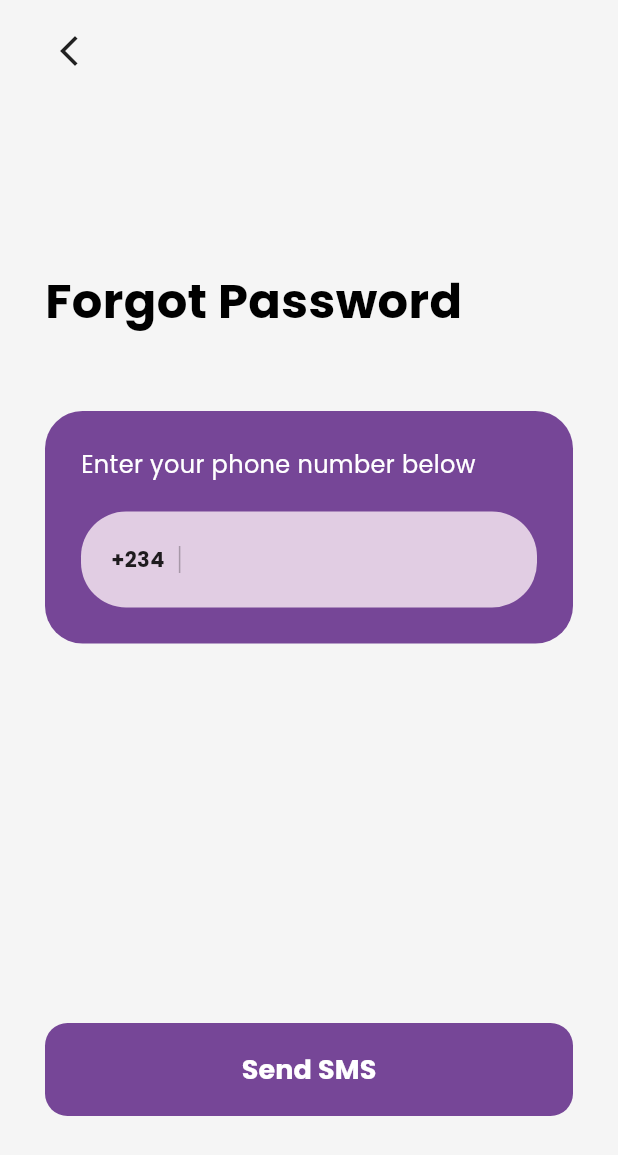
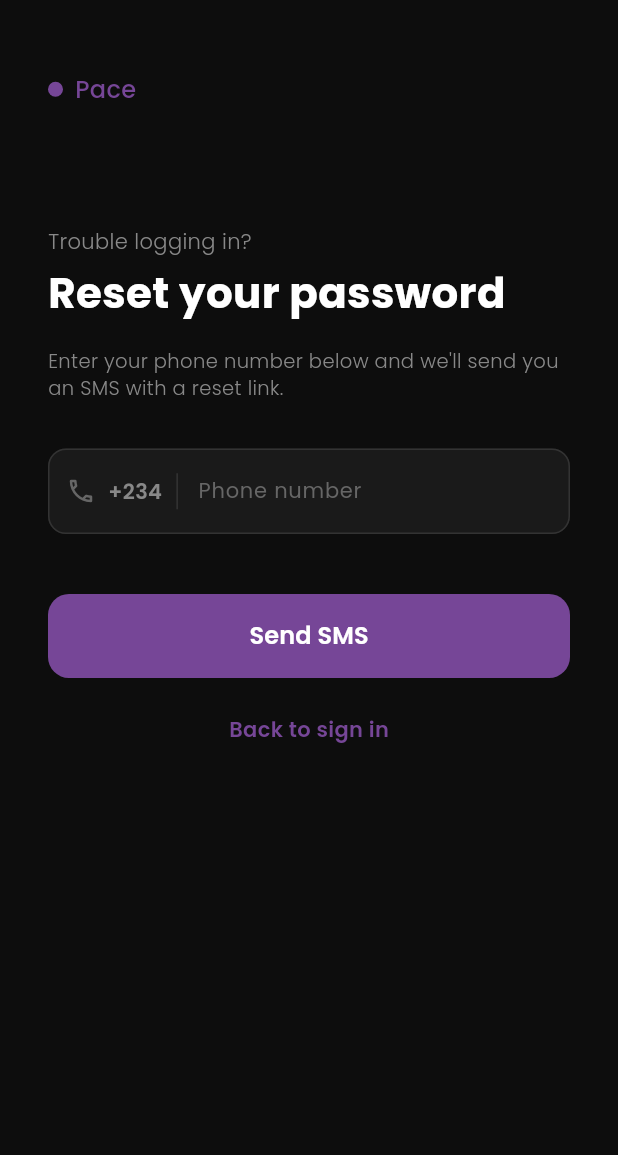
Before and after one commit to Chdimma/pace, a Flutter app: the ForgotPasswordPage screen opened directly, on a phone screen of 412 x 824 dp. Shown: the top 1155 px of the screen. Run offline on Flutter 3.47's test engine with Material 3 defaults, Android fonts, the phone set to English and light mode, and no system bars; our stand-ins replace flutter_secure_storage, google_fonts; accounts and stored records are empty.

Commit message:
save all the changes

```diff
--- a/lib/forgot_password_page.dart
+++ b/lib/forgot_password_page.dart
@@ -9,121 +9,218 @@ class ForgotPasswordPage extends StatefulWidget {
 }
 
 class _ForgotPasswordPageState extends State<ForgotPasswordPage> {
+  final TextEditingController _phoneController = TextEditingController();
+  bool _isSubmitting = false;
+  bool _phoneFieldFocused = false;
+
+  @override
+  void dispose() {
+    _phoneController.dispose();
+    super.dispose();
+  }
+
   @override
   Widget build(BuildContext context) {
     return Scaffold(
-      backgroundColor: const Color(0xFFF5F5F5), // Light grey background
+      backgroundColor: const Color(0xFF0D0D0D),
       body: SafeArea(
-        child: Padding(
-          padding: const EdgeInsets.symmetric(horizontal: 30.0),
+        child: SingleChildScrollView(
+          padding: const EdgeInsets.symmetric(horizontal: 32),
           child: Column(
             crossAxisAlignment: CrossAxisAlignment.start,
             children: [
-              const SizedBox(height: 10),
-              // Back arrow icon
-              IconButton(
-                padding: EdgeInsets.zero,
-                alignment: Alignment.centerLeft,
-                icon: const Icon(Icons.arrow_back_ios_new, color: Colors.black87),
-                onPressed: () => Navigator.of(context).pop(),
-              ),
-              const SizedBox(height: 120),
-              // "Forgot Password" title
-              Text(
-                'Forgot Password',
-                style: GoogleFonts.poppins(
-                  fontSize: 32,
-                  fontWeight: FontWeight.bold,
-                  color: const Color(0xFF000000),
+              const SizedBox(height: 48),
+              // Brand wordmark
+              Row(
+                children: [
+                  Container(
+                    width: 10,
+                    height: 10,
+                    decoration: const BoxDecoration(
+                      shape: BoxShape.circle,
+                      color: Color(0xFF764697),
                     ),
                   ),
-              const SizedBox(height: 50),
-              // Central Purple Card
-              Container(
-                width: double.infinity,
-                padding: const EdgeInsets.all(24.0),
-                decoration: BoxDecoration(
-                  color: const Color(0xFF764697), // Purple background
-                  borderRadius: BorderRadius.circular(25),
+                  const SizedBox(width: 8),
+                  Text(
+                    'Pace',
+                    style: GoogleFonts.poppins(
+                      fontSize: 16,
+                      fontWeight: FontWeight.w500,
+                      color: const Color(0xFF764697),
                     ),
-                child: Column(
-                  crossAxisAlignment: CrossAxisAlignment.start,
-                  children: [
+                  ),
+                ],
+              ),
+              const SizedBox(height: 80),
+              // Subtitle
               Text(
-                      'Enter your phone number below',
+                'Trouble logging in?',
+                style: GoogleFonts.poppins(
+                  fontSize: 14,
+                  fontWeight: FontWeight.w300,
+                  color: const Color(0xFF888888),
+                ),
+              ),
+              const SizedBox(height: 4),
+              // Headline
+              Text(
+                'Reset your password',
+                style: GoogleFonts.poppins(
+                  fontSize: 28,
+                  fontWeight: FontWeight.bold,
+                  color: Colors.white,
+                ),
+              ),
+              const SizedBox(height: 16),
+              // Description
+              Text(
+                'Enter your phone number below and we\'ll send you an SMS with a reset link.',
+                style: GoogleFonts.poppins(
+                  fontSize: 13,
+                  fontWeight: FontWeight.w300,
+                  color: const Color(0xFF888888),
+                  height: 1.4,
+                ),
+              ),
+              const SizedBox(height: 32),
+              // Phone number input with country code prefix
+              FocusScope(
+                onFocusChange: (focused) {
+                  setState(() => _phoneFieldFocused = focused);
+                },
+                child: TextField(
+                  controller: _phoneController,
+                  keyboardType: TextInputType.phone,
+                  textInputAction: TextInputAction.done,
                   style: GoogleFonts.poppins(
                     color: Colors.white,
-                        fontSize: 16,
+                    fontSize: 14,
                   ),
+                  decoration: InputDecoration(
+                    hintText: 'Phone number',
+                    hintStyle: GoogleFonts.poppins(
+                      color: const Color(0xFF666666),
+                      fontSize: 14,
                     ),
-                    const SizedBox(height: 20),
-                    // Input Container
-                    Container(
-                      decoration: BoxDecoration(
-                        color: const Color(0xFFE1CDE3), // Light purple/white container
-                        borderRadius: BorderRadius.circular(30),
-                      ),
-                      child: TextField(
-                        keyboardType: TextInputType.phone,
-                        decoration: InputDecoration(
-                          border: InputBorder.none,
-                          contentPadding: const EdgeInsets.symmetric(
-                              vertical: 20, horizontal: 20),
                     prefixIcon: IntrinsicHeight(
                       child: Row(
                         mainAxisSize: MainAxisSize.min,
                         children: [
-                                const SizedBox(width: 20),
+                          const SizedBox(width: 12),
+                          Icon(
+                            Icons.phone_outlined,
+                            color: _phoneFieldFocused
+                                ? const Color(0xFF764697)
+                                : const Color(0xFF666666),
+                            size: 20,
+                          ),
+                          const SizedBox(width: 8),
                           Text(
                             "+234",
                             style: GoogleFonts.poppins(
-                                    fontWeight: FontWeight.bold,
-                                    color: Colors.black87,
+                              fontWeight: FontWeight.w600,
+                              color: _phoneFieldFocused
+                                  ? const Color(0xFF764697)
+                                  : const Color(0xFF888888),
+                              fontSize: 14,
                             ),
                           ),
-                                const VerticalDivider(
-                                  color: Colors.black26,
+                          VerticalDivider(
+                            color: const Color(0xFF333333),
                             thickness: 1,
-                                  indent: 15,
-                                  endIndent: 15,
+                            indent: 12,
+                            endIndent: 12,
                             width: 20,
                           ),
                         ],
                       ),
                     ),
+                    filled: true,
+                    fillColor: const Color(0xFF1A1A1A),
+                    contentPadding: const EdgeInsets.symmetric(
+                      vertical: 18,
+                      horizontal: 16,
+                    ),
+                    border: OutlineInputBorder(
+                      borderRadius: BorderRadius.circular(12),
+                      borderSide: const BorderSide(
+                        color: Color(0xFF333333),
+                        width: 1,
+                      ),
+                    ),
+                    enabledBorder: OutlineInputBorder(
+                      borderRadius: BorderRadius.circular(12),
+                      borderSide: const BorderSide(
+                        color: Color(0xFF333333),
+                        width: 1,
+                      ),
+                    ),
+                    focusedBorder: OutlineInputBorder(
+                      borderRadius: BorderRadius.circular(12),
+                      borderSide: const BorderSide(
+                        color: Color(0xFF764697),
+                        width: 1.5,
                       ),
                     ),
                   ),
-                  ],
                 ),
               ),
-              const Spacer(),
-              // Send SMS Button
+              const SizedBox(height: 40),
+              // Send SMS button
               SizedBox(
                 width: double.infinity,
+                height: 56,
                 child: ElevatedButton(
-                  onPressed: () {
+                  onPressed: _isSubmitting
+                      ? null
+                      : () {
                           // Handle Send SMS logic
                         },
                   style: ElevatedButton.styleFrom(
                     backgroundColor: const Color(0xFF764697),
-                    padding: const EdgeInsets.symmetric(vertical: 18),
+                    disabledBackgroundColor:
+                        const Color(0xFF764697).withValues(alpha: 0.4),
+                    elevation: 0,
                     shape: RoundedRectangleBorder(
-                      borderRadius: BorderRadius.circular(15),
+                      borderRadius: BorderRadius.circular(14),
                     ),
-                    elevation: 0,
                   ),
-                  child: Text(
+                  child: _isSubmitting
+                      ? const SizedBox(
+                          width: 24,
+                          height: 24,
+                          child: CircularProgressIndicator(
+                            color: Colors.white,
+                            strokeWidth: 2.5,
+                          ),
+                        )
+                      : Text(
                           'Send SMS',
                           style: GoogleFonts.poppins(
                             color: Colors.white,
-                      fontSize: 18,
-                      fontWeight: FontWeight.bold,
+                            fontSize: 16,
+                            fontWeight: FontWeight.w600,
                           ),
                         ),
                 ),
               ),
-              const SizedBox(height: 80),
+              const SizedBox(height: 24),
+              // Back to sign in link
+              Center(
+                child: GestureDetector(
+                  onTap: () => Navigator.of(context).pop(),
+                  child: Text(
+                    'Back to sign in',
+                    style: GoogleFonts.poppins(
+                      color: const Color(0xFF764697),
+                      fontSize: 14,
+                      fontWeight: FontWeight.w600,
+                    ),
+                  ),
+                ),
+              ),
+              const SizedBox(height: 40),
             ],
           ),
         ),
```
Also changed, not shown: 1 other file. Lines whose indentation alone changed are shown as unchanged.
